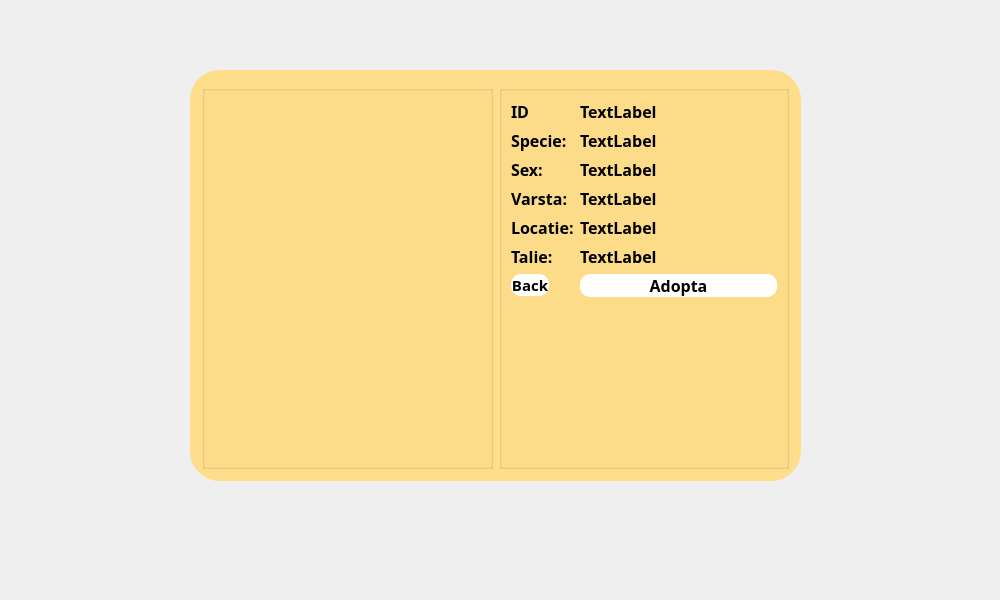
Qt form animalprofile.ui (ericktudor/ASPA) before a commit.
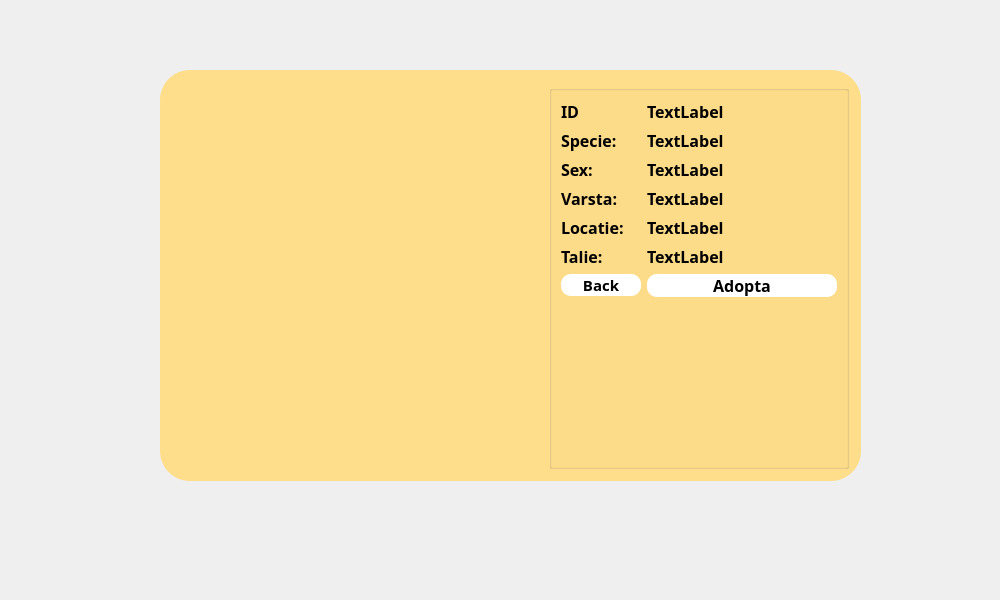
The same form after that commit. Icons and pictures are not drawn.

Diff of the .ui file:
```diff
--- a/animalprofile.ui
+++ b/animalprofile.ui
@@ -21,9 +21,9 @@
   <widget class="QGroupBox" name="groupBox">
    <property name="geometry">
     <rect>
-     <x>190</x>
+     <x>160</x>
      <y>70</y>
-     <width>611</width>
+     <width>701</width>
      <height>411</height>
     </rect>
    </property>
@@ -39,6 +39,16 @@
    <layout class="QHBoxLayout" name="horizontalLayout">
     <item>
      <widget class="QGroupBox" name="groupBox_2">
+      <property name="minimumSize">
+       <size>
+        <width>300</width>
+        <height>0</height>
+       </size>
+      </property>
+      <property name="styleSheet">
+       <string notr="true">#groupBox_2{border-image: url(:/img/cat-logo.webp);border-radius:80px;}
+</string>
+      </property>
       <property name="title">
        <string/>
       </property>
@@ -246,6 +256,12 @@
        </item>
        <item row="6" column="0">
         <widget class="QPushButton" name="pushButton_2">
+         <property name="minimumSize">
+          <size>
+           <width>80</width>
+           <height>0</height>
+          </size>
+         </property>
          <property name="font">
           <font>
            <family>Segoe UI Black</family>
```
